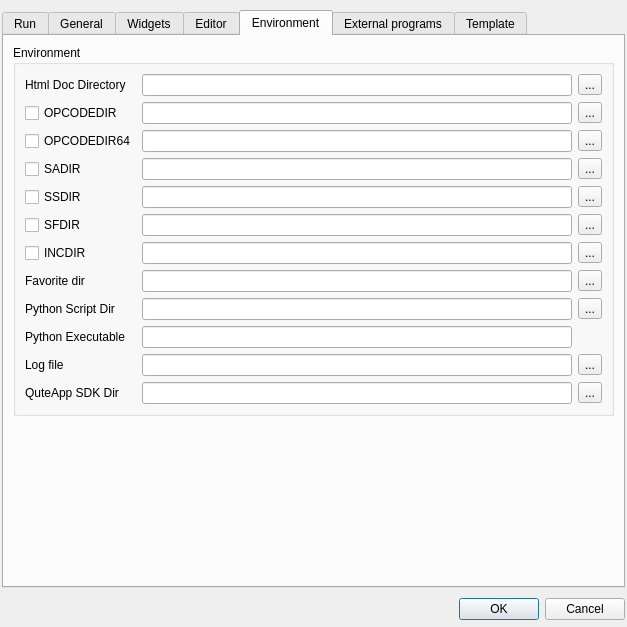
Old version of the form src/configdialog.ui in the repository CsoundQt/CsoundQt.
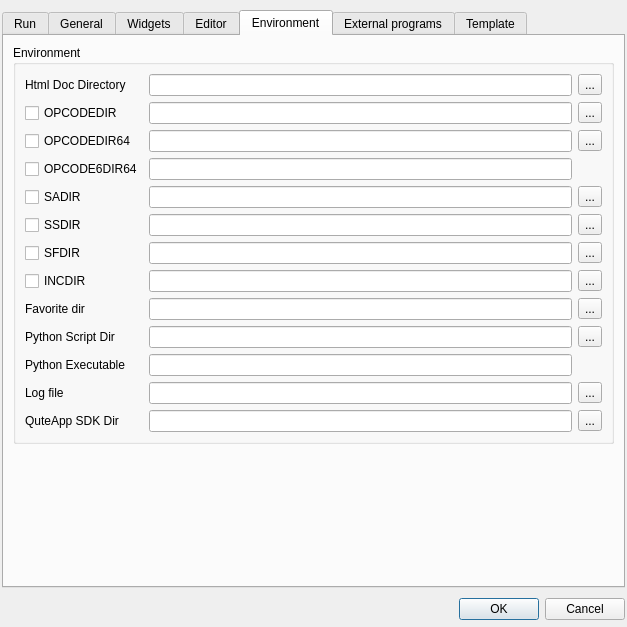
New version of the form. The open tabs and pages were chosen to show the change.

```diff
--- a/src/configdialog.ui
+++ b/src/configdialog.ui
@@ -1309,6 +1309,20 @@
          <layout class="QGridLayout" name="gridLayout">
           <item row="0" column="0">
            <layout class="QGridLayout" name="environLayout">
+            <item row="5" column="3">
+             <widget class="QToolButton" name="ssdirToolButton">
+              <property name="text">
+               <string>...</string>
+              </property>
+             </widget>
+            </item>
+            <item row="6" column="2">
+             <widget class="QLineEdit" name="SfdirLineEdit">
+              <property name="enabled">
+               <bool>true</bool>
+              </property>
+             </widget>
+            </item>
             <item row="0" column="2">
              <widget class="QLineEdit" name="CsdocdirLineEdit"/>
             </item>
@@ -1339,7 +1353,14 @@
               </property>
              </widget>
             </item>
-            <item row="3" column="0">
+            <item row="4" column="2">
+             <widget class="QLineEdit" name="SadirLineEdit">
+              <property name="enabled">
+               <bool>true</bool>
+              </property>
+             </widget>
+            </item>
+            <item row="4" column="0">
              <widget class="QCheckBox" name="SadirCheckBox">
               <property name="enabled">
                <bool>true</bool>
@@ -1349,21 +1370,21 @@
               </property>
              </widget>
             </item>
-            <item row="3" column="2">
-             <widget class="QLineEdit" name="SadirLineEdit">
+            <item row="5" column="2">
+             <widget class="QLineEdit" name="SsdirLineEdit">
               <property name="enabled">
                <bool>true</bool>
               </property>
              </widget>
             </item>
-            <item row="3" column="3">
+            <item row="4" column="3">
              <widget class="QToolButton" name="sadirToolButton">
               <property name="text">
                <string>...</string>
               </property>
              </widget>
             </item>
-            <item row="4" column="0">
+            <item row="5" column="0">
              <widget class="QCheckBox" name="SsdirCheckBox">
               <property name="enabled">
                <bool>true</bool>
@@ -1373,21 +1394,7 @@
               </property>
              </widget>
             </item>
-            <item row="4" column="2">
-             <widget class="QLineEdit" name="SsdirLineEdit">
-              <property name="enabled">
-               <bool>true</bool>
-              </property>
-             </widget>
-            </item>
-            <item row="4" column="3">
-             <widget class="QToolButton" name="ssdirToolButton">
-              <property name="text">
-               <string>...</string>
-              </property>
-             </widget>
-            </item>
-            <item row="5" column="0">
+            <item row="6" column="0">
              <widget class="QCheckBox" name="SfdirCheckBox">
               <property name="enabled">
                <bool>true</bool>
@@ -1397,21 +1404,21 @@
               </property>
              </widget>
             </item>
-            <item row="5" column="2">
-             <widget class="QLineEdit" name="SfdirLineEdit">
-              <property name="enabled">
-               <bool>true</bool>
-              </property>
-             </widget>
-            </item>
-            <item row="5" column="3">
+            <item row="6" column="3">
              <widget class="QToolButton" name="sfdirToolButton">
               <property name="text">
                <string>...</string>
               </property>
              </widget>
             </item>
-            <item row="6" column="0">
+            <item row="7" column="2">
+             <widget class="QLineEdit" name="IncdirLineEdit">
+              <property name="enabled">
+               <bool>true</bool>
+              </property>
+             </widget>
+            </item>
+            <item row="7" column="0">
              <widget class="QCheckBox" name="IncdirCheckBox">
               <property name="enabled">
                <bool>true</bool>
@@ -1421,20 +1428,20 @@
               </property>
              </widget>
             </item>
-            <item row="6" column="2">
-             <widget class="QLineEdit" name="IncdirLineEdit">
-              <property name="enabled">
-               <bool>true</bool>
-              </property>
-             </widget>
-            </item>
-            <item row="6" column="3">
+            <item row="7" column="3">
              <widget class="QToolButton" name="incdirToolButton">
               <property name="text">
                <string>...</string>
               </property>
              </widget>
             </item>
+            <item row="8" column="2">
+             <widget class="QLineEdit" name="favoriteLineEdit">
+              <property name="enabled">
+               <bool>true</bool>
+              </property>
+             </widget>
+            </item>
             <item row="0" column="0">
              <widget class="QLabel" name="label_7">
               <property name="toolTip">
@@ -1445,96 +1452,76 @@
               </property>
              </widget>
             </item>
-            <item row="7" column="2">
-             <widget class="QLineEdit" name="favoriteLineEdit">
-              <property name="enabled">
-               <bool>true</bool>
-              </property>
-             </widget>
-            </item>
-            <item row="7" column="3">
+            <item row="8" column="3">
              <widget class="QToolButton" name="favoriteToolButton">
               <property name="text">
                <string>...</string>
               </property>
              </widget>
             </item>
-            <item row="7" column="0">
+            <item row="9" column="2">
+             <widget class="QLineEdit" name="pythonDirLineEdit">
+              <property name="enabled">
+               <bool>true</bool>
+              </property>
+             </widget>
+            </item>
+            <item row="8" column="0">
              <widget class="QLabel" name="label_28">
               <property name="text">
                <string>Favorite dir</string>
               </property>
              </widget>
             </item>
-            <item row="8" column="3">
-             <widget class="QToolButton" name="pythonDirToolButton">
-              <property name="text">
-               <string>...</string>
-              </property>
-             </widget>
-            </item>
-            <item row="8" column="2">
-             <widget class="QLineEdit" name="pythonDirLineEdit">
-              <property name="enabled">
-               <bool>true</bool>
-              </property>
-             </widget>
-            </item>
-            <item row="10" column="0">
+            <item row="11" column="0">
              <widget class="QLabel" name="label_30">
               <property name="text">
                <string>Log file</string>
               </property>
              </widget>
             </item>
-            <item row="10" column="2">
+            <item row="9" column="3">
+             <widget class="QToolButton" name="pythonDirToolButton">
+              <property name="text">
+               <string>...</string>
+              </property>
+             </widget>
+            </item>
+            <item row="11" column="2">
              <widget class="QLineEdit" name="logFileLineEdit">
               <property name="enabled">
                <bool>true</bool>
               </property>
              </widget>
             </item>
-            <item row="10" column="3">
+            <item row="11" column="3">
              <widget class="QToolButton" name="logFileToolButton">
               <property name="text">
                <string>...</string>
               </property>
              </widget>
             </item>
-            <item row="9" column="0">
+            <item row="10" column="0">
              <widget class="QLabel" name="label_29">
               <property name="text">
                <string>Python Executable</string>
               </property>
              </widget>
             </item>
-            <item row="8" column="0">
+            <item row="10" column="2">
+             <widget class="QLineEdit" name="pythonExecutableLineEdit">
+              <property name="enabled">
+               <bool>true</bool>
+              </property>
+             </widget>
+            </item>
+            <item row="9" column="0">
              <widget class="QLabel" name="pythonDirlabel">
               <property name="text">
                <string>Python Script Dir </string>
               </property>
              </widget>
             </item>
-            <item row="9" column="2">
-             <widget class="QLineEdit" name="pythonExecutableLineEdit">
-              <property name="enabled">
-               <bool>true</bool>
-              </property>
-             </widget>
-            </item>
-            <item row="2" column="0">
-             <widget class="QCheckBox" name="Opcodedir64CheckBox">
-              <property name="toolTip">
-               <string>Select the location of the csound opcode plugin  directory (usually set by the installer)</string>
-              </property>
-              <property name="text">
-               <string>OPCODEDIR64</string>
-              </property>
-             </widget>
-            </item>
-            <item row="2" column="2">
-             <widget class="QLineEdit" name="Opcodedir64LineEdit"/>
-            </item>
             <item row="2" column="3">
              <widget class="QToolButton" name="opcodedir64ToolButton">
               <property name="text">
@@ -1542,7 +1529,10 @@
               </property>
              </widget>
             </item>
-            <item row="11" column="0">
+            <item row="2" column="2">
+             <widget class="QLineEdit" name="Opcodedir64LineEdit"/>
+            </item>
+            <item row="12" column="0">
              <widget class="QLabel" name="label_25">
               <property name="toolTip">
                <string>Select the directory of the QuteApp SDK to enable building of cross platform standalone applications.</string>
@@ -1552,16 +1542,36 @@
               </property>
              </widget>
             </item>
-            <item row="11" column="2">
+            <item row="12" column="2">
              <widget class="QLineEdit" name="sdkLineEdit"/>
             </item>
-            <item row="11" column="3">
+            <item row="12" column="3">
              <widget class="QToolButton" name="sdkToolButton">
               <property name="text">
                <string>...</string>
               </property>
              </widget>
             </item>
+            <item row="2" column="0">
+             <widget class="QCheckBox" name="Opcodedir64CheckBox">
+              <property name="toolTip">
+               <string>Select the location of the csound opcode plugin  directory (usually set by the installer)</string>
+              </property>
+              <property name="text">
+               <string>OPCODEDIR64</string>
+              </property>
+             </widget>
+            </item>
+            <item row="3" column="0">
+             <widget class="QCheckBox" name="Opcode6dir64CheckBox">
+              <property name="text">
+               <string>OPCODE6DIR64</string>
+              </property>
+             </widget>
+            </item>
+            <item row="3" column="2">
+             <widget class="QLineEdit" name="Opcode6dir64LineEdit"/>
+            </item>
            </layout>
           </item>
          </layout>
```
Left out of the diff: 114 changed lines with no effect on the pictures.
